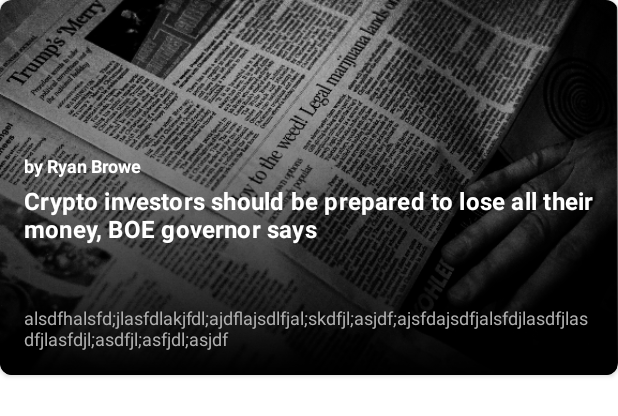
After one commit to JaesungLeee/wanted_preonboarding_android, an Android app: the layout item_category_news.xml on its own in the app's theme, with its tools: preview values and no code run, on a phone screen of 412 x 824 dp. The commit adds this screen. Shown: the top 416 px of the screen. Run offline under Robolectric (Android 15) with nearby library versions, the phone set to English and light mode, and no system bars; network calls fail.

Commit message:
[FEAT] 카테고리 뉴스 레이아웃 구현

```diff
--- /dev/null
+++ b/app/src/main/res/drawable/bg_black_gradient.xml
@@ -0,0 +1,14 @@
+<?xml version="1.0" encoding="utf-8"?>
+<shape xmlns:android="http://schemas.android.com/apk/res/android"
+    android:shape="rectangle">
+
+    <size android:width="250dp" />
+
+    <corners android:radius="8dp" />
+
+    <gradient
+        android:angle="90"
+        android:startColor="@color/black"
+        android:type="linear" />
+
+</shape>
--- /dev/null
+++ b/app/src/main/res/layout/item_category_news.xml
@@ -0,0 +1,90 @@
+<?xml version="1.0" encoding="utf-8"?>
+<layout xmlns:android="http://schemas.android.com/apk/res/android"
+    xmlns:app="http://schemas.android.com/apk/res-auto"
+    xmlns:tools="http://schemas.android.com/tools">
+
+    <data>
+
+        <variable
+            name="news"
+            type="jaesung.project.wanted_preonboarding_android.data.model.Article" />
+
+    </data>
+
+    <com.google.android.material.card.MaterialCardView
+        android:id="@+id/cv_category_news"
+        android:layout_width="match_parent"
+        android:layout_height="wrap_content"
+        android:layout_marginBottom="8dp"
+        app:cardCornerRadius="8dp"
+        app:cardElevation="2dp">
+
+        <androidx.constraintlayout.widget.ConstraintLayout
+            android:layout_width="match_parent"
+            android:layout_height="match_parent">
+
+            <androidx.appcompat.widget.AppCompatImageView
+                android:id="@+id/iv_thumbnail_image"
+                android:layout_width="match_parent"
+                android:layout_height="250dp"
+                android:scaleType="centerCrop"
+                android:src="@drawable/img_news"
+                app:layout_constraintEnd_toEndOf="parent"
+                app:layout_constraintStart_toStartOf="parent"
+                app:layout_constraintTop_toTopOf="parent" />
+
+            <View
+                android:id="@+id/view_gradient"
+                android:layout_width="0dp"
+                android:layout_height="0dp"
+                android:background="@drawable/bg_black_gradient"
+                app:layout_constraintBottom_toBottomOf="@id/iv_thumbnail_image"
+                app:layout_constraintEnd_toEndOf="@id/iv_thumbnail_image"
+                app:layout_constraintStart_toStartOf="@id/iv_thumbnail_image"
+                app:layout_constraintTop_toTopOf="@id/iv_thumbnail_image" />
+
+            <androidx.appcompat.widget.AppCompatTextView
+                android:id="@+id/tv_author"
+                style="@style/TextSubtitle3.White.Bold"
+                android:layout_width="wrap_content"
+                android:layout_height="wrap_content"
+                android:layout_marginStart="16dp"
+                android:layout_marginBottom="4dp"
+                android:text="@{news.newsAuthor}"
+                app:layout_constraintBottom_toTopOf="@id/tv_title"
+                app:layout_constraintStart_toStartOf="parent"
+                tools:text="by Ryan Browe" />
+
+            <androidx.appcompat.widget.AppCompatTextView
+                android:id="@+id/tv_title"
+                style="@style/TextSubtitle1.White.Bold"
+                android:layout_width="0dp"
+                android:layout_height="wrap_content"
+                android:layout_marginStart="16dp"
+                android:layout_marginEnd="16dp"
+                android:layout_marginBottom="40dp"
+                android:gravity="start"
+                android:text="@{news.newsTitle}"
+                app:layout_constraintBottom_toTopOf="@id/tv_description"
+                app:layout_constraintEnd_toEndOf="parent"
+                app:layout_constraintStart_toStartOf="parent"
+                tools:text="Crypto investors should be prepared to lose all their money, BOE governor says" />
+
+            <androidx.appcompat.widget.AppCompatTextView
+                android:id="@+id/tv_description"
+                style="@style/TextSubtitle3.Grey"
+                android:layout_width="0dp"
+                android:layout_height="wrap_content"
+                android:layout_marginStart="16dp"
+                android:layout_marginEnd="16dp"
+                android:layout_marginBottom="16dp"
+                android:ellipsize="end"
+                android:maxLines="2"
+                android:text="@{news.newsDescription}"
+                app:layout_constraintBottom_toBottomOf="parent"
+                app:layout_constraintEnd_toEndOf="parent"
+                app:layout_constraintStart_toStartOf="parent"
+                tools:text="alsdfhalsfd;jlasfdlakjfdl;ajdflajsdlfjal;skdfjl;asjdf;ajsfdajsdfjalsfdjlasdfjlasdfjlasfdjl;asdfjl;asfjdl;asjdf" />
+        </androidx.constraintlayout.widget.ConstraintLayout>
+    </com.google.android.material.card.MaterialCardView>
+</layout>
--- a/app/src/main/res/values/styles.xml
+++ b/app/src/main/res/values/styles.xml
@@ -25,6 +25,15 @@
         <item name="android:textStyle">bold</item>
     </style>
 
+    <style name="TextSubtitle1.White">
+        <item name="android:textColor">@color/white</item>
+    </style>
+
+    <style name="TextSubtitle1.White.Bold">
+        <item name="android:textStyle">bold</item>
+    </style>
+
+
     <style name="TextSubtitle2" parent="TextAppearance.MaterialComponents.Subtitle2">
         <item name="android:textSize">14dp</item>
     </style>
@@ -43,6 +52,18 @@
 
     <style name="TextSubtitle3.Blue">
         <item name="android:textColor">@color/blue</item>
+    </style>
+
+    <style name="TextSubtitle3.White">
+        <item name="android:textColor">@color/white</item>
+    </style>
+
+    <style name="TextSubtitle3.White.Bold">
+        <item name="android:textStyle">bold</item>
+    </style>
+
+    <style name="TextSubtitle3.Grey">
+        <item name="android:textColor">@color/grey</item>
     </style>
 
     <style name="TextCaption">
```
